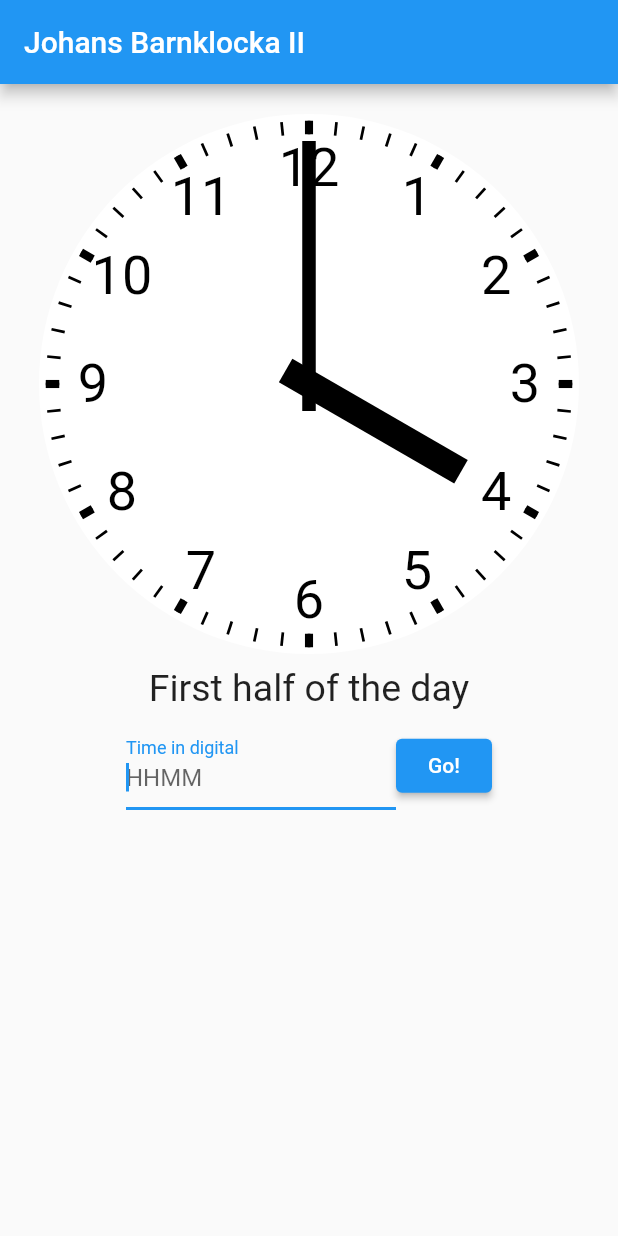
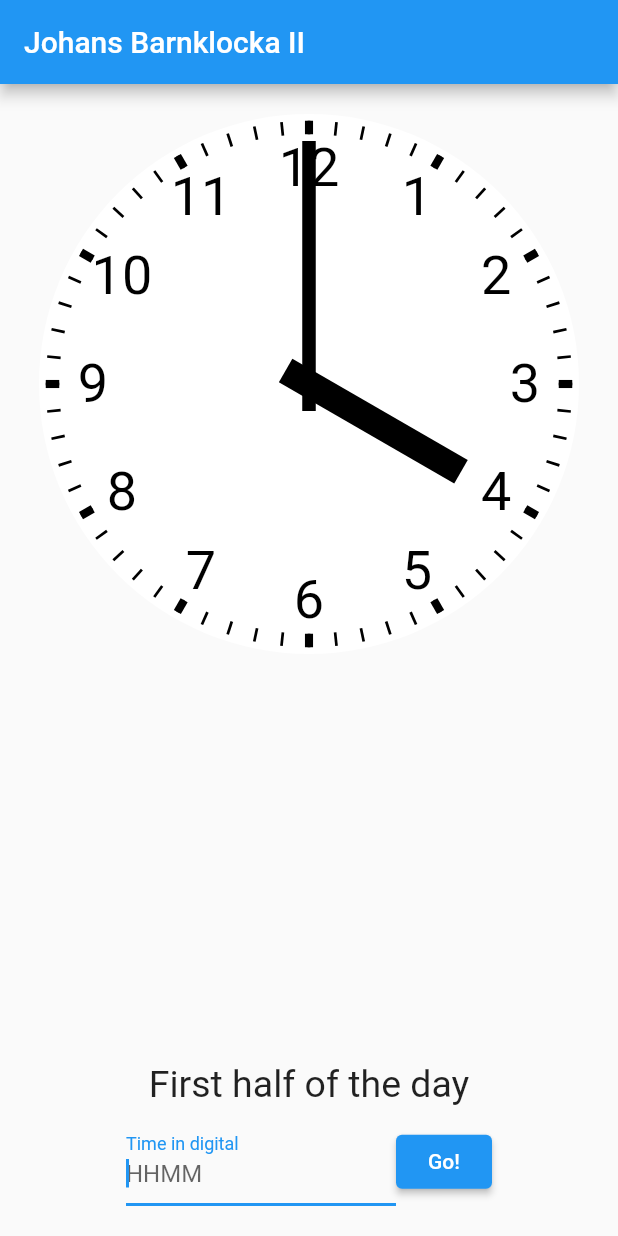
Before and after one commit to walles/barnklocka2, a Flutter app: the screen it shows after launch, on a phone screen of 412 x 824 dp. Run offline on Flutter 3.47's test engine with Material 2 defaults, Android fonts, the phone set to English and light mode, and no system bars.

Commit message:
Improve layout on smaller screens

```diff
--- a/lib/main.dart
+++ b/lib/main.dart
@@ -91,9 +91,11 @@ class _MyHomePageState extends State<MyHomePage> {
         : 'Second half of the day';
 
     return [
-      Clock(
-        _getTimestamp().hour,
-        _getTimestamp().minute,
+      Expanded(
+        child: Clock(
+          _getTimestamp().hour,
+          _getTimestamp().minute,
+        ),
       ),
       //
       // ----------------------------------------------
```
Also changed, not shown: 1 other file.
